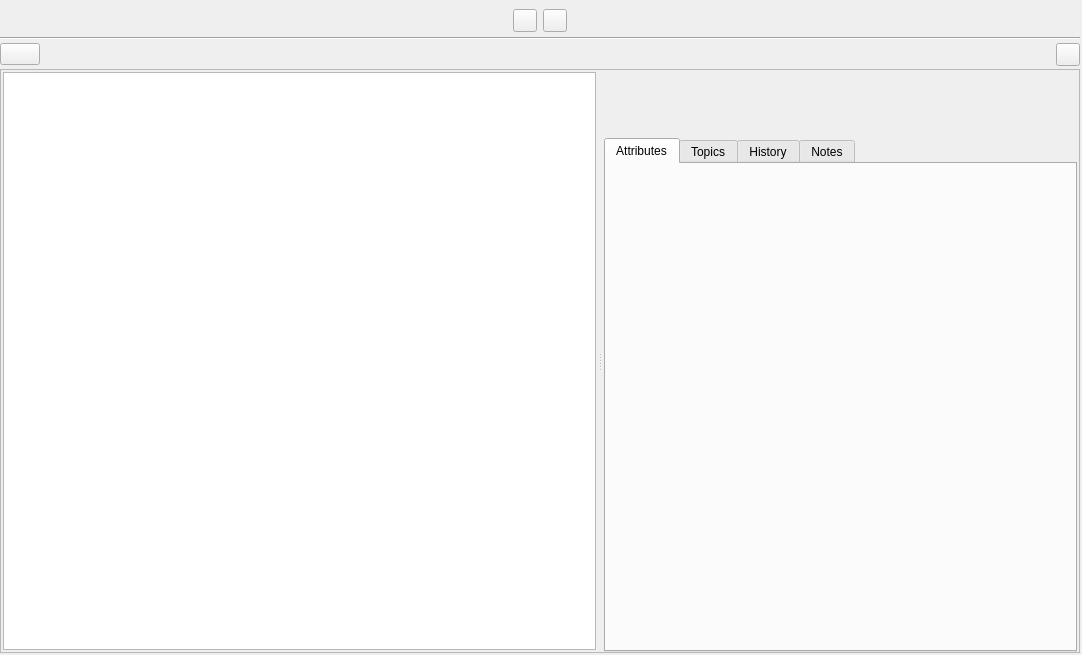
The window that ui/world_building_view.ui (zkovari/plotlyst) describes before a commit, drawn with Qt 5.
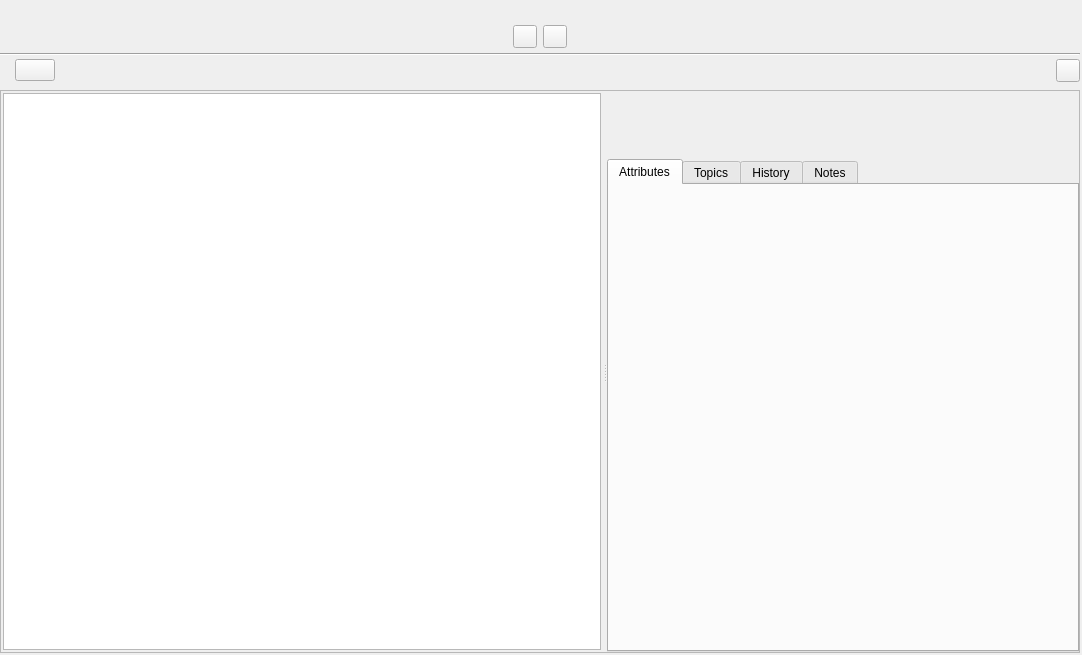
The same window after the commit. Custom widgets are drawn as their Qt base class.

What changed in the file:
```diff
--- a/ui/world_building_view.ui
+++ b/ui/world_building_view.ui
@@ -49,7 +49,7 @@
        <number>0</number>
       </property>
       <property name="topMargin">
-       <number>4</number>
+       <number>20</number>
       </property>
       <property name="rightMargin">
        <number>0</number>
@@ -145,6 +145,12 @@
    </item>
    <item>
     <layout class="QHBoxLayout" name="horizontalLayout">
+     <property name="leftMargin">
+      <number>15</number>
+     </property>
+     <property name="bottomMargin">
+      <number>5</number>
+     </property>
      <item>
       <widget class="QPushButton" name="btnNew">
        <property name="maximumSize">
@@ -263,13 +269,13 @@
          <number>3</number>
         </property>
         <property name="leftMargin">
-         <number>2</number>
+         <number>0</number>
         </property>
         <property name="topMargin">
          <number>0</number>
         </property>
         <property name="rightMargin">
-         <number>2</number>
+         <number>0</number>
         </property>
         <property name="bottomMargin">
          <number>0</number>
```
